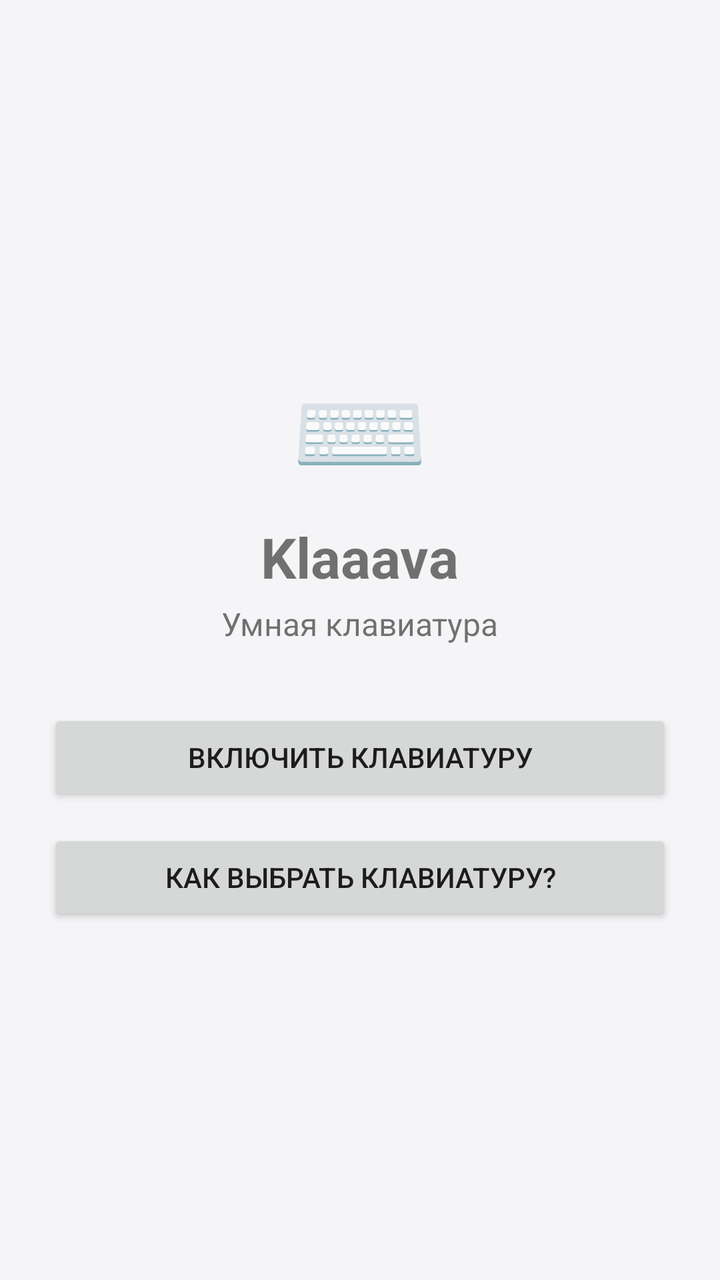
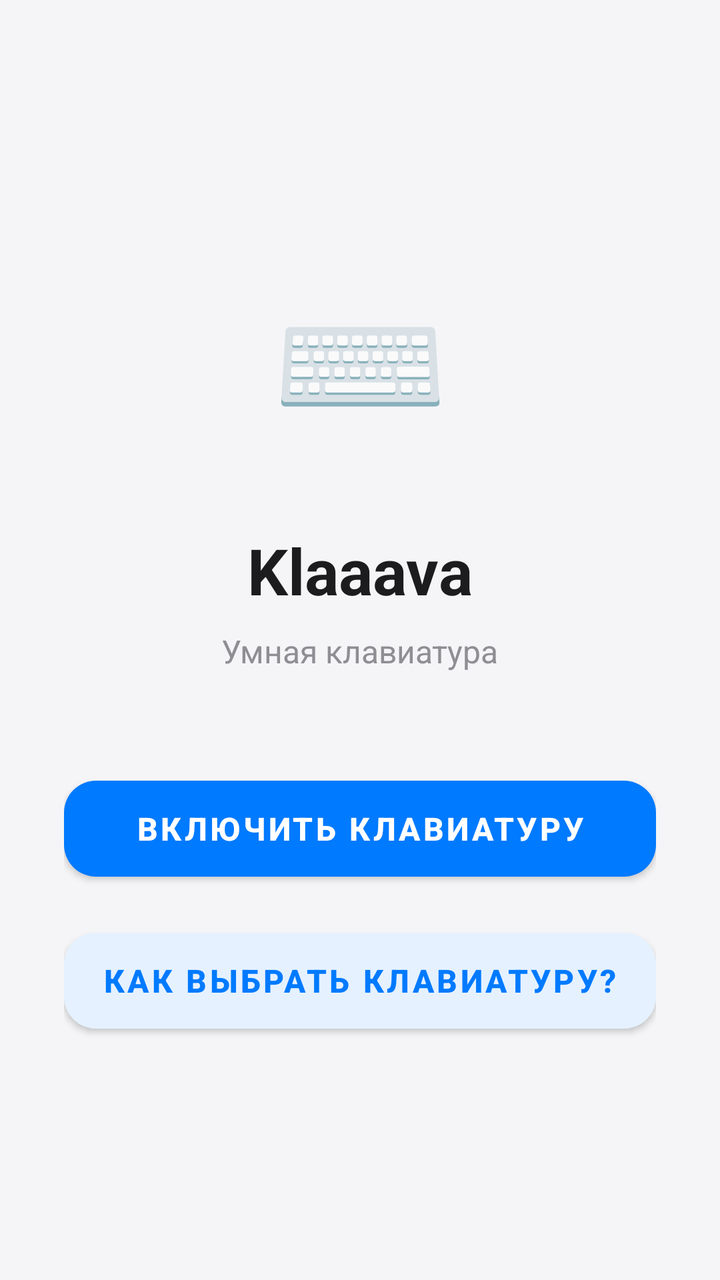

Compare the two renders of this Android layout. The source of the first and the diff that turns it into the second are given below.
<!-- AndroidManifest.xml: application theme Theme.Klaaava -->
<!-- res/layout/activity_main.xml -->
<?xml version="1.0" encoding="utf-8"?>
<LinearLayout xmlns:android="http://schemas.android.com/apk/res/android"
    android:layout_width="match_parent"
    android:layout_height="match_parent"
    android:orientation="vertical"
    android:gravity="center"
    android:padding="24dp">

    <TextView
        android:layout_width="wrap_content"
        android:layout_height="wrap_content"
        android:text="⌨️"
        android:textSize="56sp"
        android:layout_gravity="center" />

    <TextView
        android:layout_width="wrap_content"
        android:layout_height="wrap_content"
        android:text="Klaaava"
        android:textSize="28sp"
        android:textStyle="bold"
        android:layout_marginTop="8dp"
        android:layout_gravity="center" />

    <TextView
        android:layout_width="wrap_content"
        android:layout_height="wrap_content"
        android:text="@string/subtitle"
        android:textSize="16sp"
        android:layout_marginTop="4dp"
        android:layout_gravity="center" />

    <Button
        android:id="@+id/btnEnable"
        android:layout_width="match_parent"
        android:layout_height="wrap_content"
        android:text="@string/btn_enable"
        android:layout_marginTop="32dp" />

    <Button
        android:id="@+id/btnPick"
        android:layout_width="match_parent"
        android:layout_height="wrap_content"
        android:text="@string/btn_pick"
        android:layout_marginTop="12dp" />

</LinearLayout>
<!-- resources referenced by this layout -->
<resources>
  <string name="btn_enable">Включить клавиатуру</string>
  <string name="btn_pick">Как выбрать клавиатуру?</string>
  <string name="subtitle">Умная клавиатура</string>
  <style name="Theme.Klaaava" parent="Theme.MaterialComponents.Light.NoActionBar">
          <item name="colorPrimary">#007AFF</item>
          <item name="colorPrimaryVariant">#0056B3</item>
          <item name="colorOnPrimary">#FFFFFF</item>
          <item name="android:windowBackground">#F5F5F7</item>
          <item name="android:statusBarColor">#F5F5F7</item>
          <item name="android:windowLightStatusBar">true</item>
      </style>
</resources>

<!-- the commit's change to res/layout/activity_main.xml (unified diff, before → after) -->
@@ -1,25 +1,30 @@
 <?xml version="1.0" encoding="utf-8"?>
 <LinearLayout xmlns:android="http://schemas.android.com/apk/res/android"
+    xmlns:app="http://schemas.android.com/apk/res-auto"
     android:layout_width="match_parent"
     android:layout_height="match_parent"
     android:orientation="vertical"
     android:gravity="center"
-    android:padding="24dp">
+    android:padding="32dp"
+    android:background="#F5F5F7">
 
     <TextView
-        android:layout_width="wrap_content"
-        android:layout_height="wrap_content"
+        android:layout_width="120dp"
+        android:layout_height="120dp"
         android:text="⌨️"
-        android:textSize="56sp"
+        android:textSize="72sp"
+        android:gravity="center"
+        android:background="@drawable/icon_bg"
         android:layout_gravity="center" />
 
     <TextView
         android:layout_width="wrap_content"
         android:layout_height="wrap_content"
         android:text="Klaaava"
-        android:textSize="28sp"
+        android:textSize="32sp"
         android:textStyle="bold"
-        android:layout_marginTop="8dp"
+        android:textColor="#1C1C1E"
+        android:layout_marginTop="24dp"
         android:layout_gravity="center" />
 
     <TextView
@@ -27,21 +32,35 @@
         android:layout_height="wrap_content"
         android:text="@string/subtitle"
         android:textSize="16sp"
-        android:layout_marginTop="4dp"
+        android:textColor="#8E8E93"
+        android:layout_marginTop="8dp"
         android:layout_gravity="center" />
 
-    <Button
+    <Space
+        android:layout_width="match_parent"
+        android:layout_height="48dp" />
+
+    <com.google.android.material.button.MaterialButton
         android:id="@+id/btnEnable"
         android:layout_width="match_parent"
-        android:layout_height="wrap_content"
+        android:layout_height="60dp"
         android:text="@string/btn_enable"
-        android:layout_marginTop="32dp" />
+        android:textSize="16sp"
+        android:textStyle="bold"
+        app:cornerRadius="16dp"
+        app:backgroundTint="#007AFF"
+        android:layout_marginBottom="16dp" />
 
-    <Button
+    <com.google.android.material.button.MaterialButton
         android:id="@+id/btnPick"
         android:layout_width="match_parent"
-        android:layout_height="wrap_content"
+        android:layout_height="60dp"
         android:text="@string/btn_pick"
-        android:layout_marginTop="12dp" />
+        android:textSize="16sp"
+        android:textStyle="bold"
+        android:textColor="#007AFF"
+        app:cornerRadius="16dp"
+        app:backgroundTint="#E5F1FF"
+        app:elevation="0dp" />
 
 </LinearLayout>
